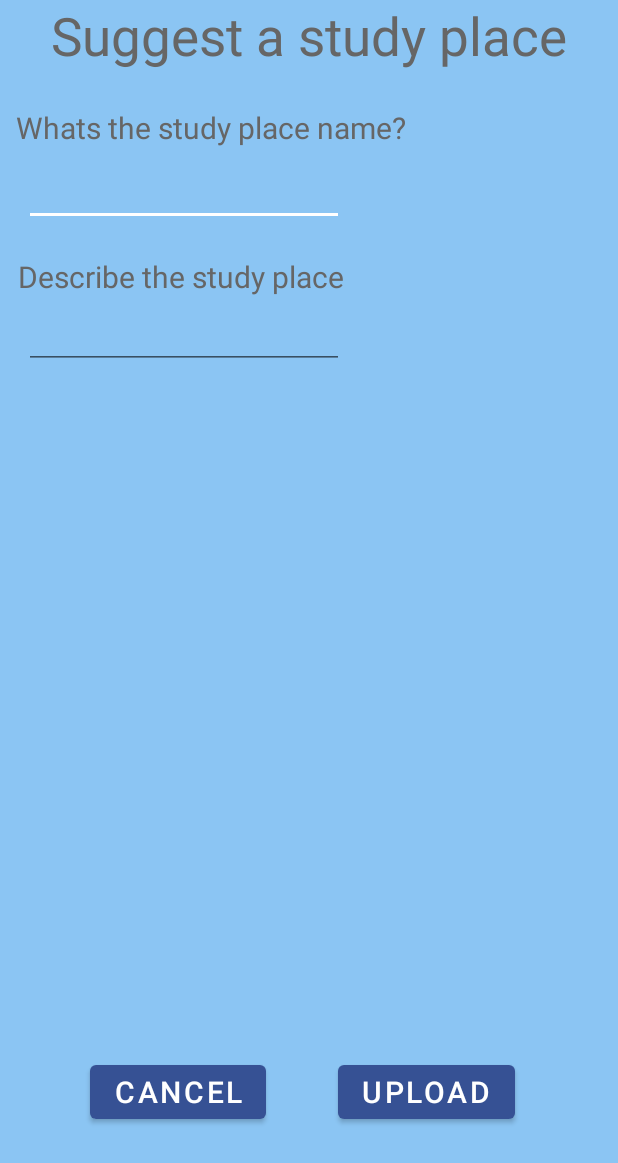
After one commit to Nuggetierer/MAD_Assignment, an Android app: the layout posts_upload.xml on its own in the app's theme, with its tools: preview values and no code run, on a phone screen of 412 x 824 dp. The commit adds this screen. Shown: the top 1163 px of the screen. Run offline under Robolectric (Android 15) with nearby library versions, the phone set to English and light mode, and no system bars.

Commit message:
upload posts basic stuff

```diff
--- /dev/null
+++ b/app/src/main/res/layout/posts_upload.xml
@@ -0,0 +1,98 @@
+<?xml version="1.0" encoding="utf-8"?>
+<androidx.constraintlayout.widget.ConstraintLayout xmlns:android="http://schemas.android.com/apk/res/android"
+    xmlns:app="http://schemas.android.com/apk/res-auto"
+    xmlns:tools="http://schemas.android.com/tools"
+    android:layout_width="match_parent"
+    android:layout_height="match_parent"
+    android:background="?colorPrimaryVariant">
+
+    <EditText
+        android:id="@+id/postAddTitle"
+        android:layout_width="wrap_content"
+        android:layout_height="wrap_content"
+        android:layout_marginTop="4dp"
+        android:ems="10"
+        android:inputType="text"
+        android:minHeight="48dp"
+        app:layout_constraintEnd_toEndOf="parent"
+        app:layout_constraintHorizontal_bias="0.079"
+        app:layout_constraintStart_toStartOf="parent"
+        app:layout_constraintTop_toBottomOf="@+id/nameStudyText"
+        tools:ignore="SpeakableTextPresentCheck" />
+
+    <TextView
+        android:id="@+id/nameStudyText"
+        android:layout_width="wrap_content"
+        android:layout_height="wrap_content"
+        android:layout_marginTop="24dp"
+        android:text="Whats the study place name?"
+        android:textColor="?colorOnSecondary"
+        android:textSize="20dp"
+        app:layout_constraintEnd_toEndOf="parent"
+        app:layout_constraintHorizontal_bias="0.069"
+        app:layout_constraintStart_toStartOf="parent"
+        app:layout_constraintTop_toBottomOf="@+id/uploadTitleText" />
+
+    <TextView
+        android:id="@+id/uploadTitleText"
+        android:layout_width="wrap_content"
+        android:layout_height="wrap_content"
+        android:text="Suggest a study place"
+        android:textColor="?colorOnSecondary"
+        android:textSize="35dp"
+        app:layout_constraintEnd_toEndOf="parent"
+        app:layout_constraintStart_toStartOf="parent"
+        app:layout_constraintTop_toTopOf="parent" />
+
+    <EditText
+        android:id="@+id/postAddCaption"
+        android:layout_width="wrap_content"
+        android:layout_height="wrap_content"
+        android:ems="10"
+        android:gravity="start|top"
+        android:inputType="textMultiLine"
+        android:minHeight="48dp"
+        app:layout_constraintEnd_toEndOf="parent"
+        app:layout_constraintHorizontal_bias="0.079"
+        app:layout_constraintStart_toStartOf="parent"
+        app:layout_constraintTop_toBottomOf="@+id/describeYourStudyText" />
+
+    <TextView
+        android:id="@+id/describeYourStudyText"
+        android:layout_width="wrap_content"
+        android:layout_height="wrap_content"
+        android:layout_marginTop="20dp"
+        android:text="Describe the study place"
+        android:textColor="?colorOnSecondary"
+        android:textSize="20dp"
+        app:layout_constraintEnd_toEndOf="parent"
+        app:layout_constraintHorizontal_bias="0.063"
+        app:layout_constraintStart_toStartOf="parent"
+        app:layout_constraintTop_toBottomOf="@+id/postAddTitle" />
+
+    <Button
+        android:id="@+id/postUploadButton"
+        android:layout_width="wrap_content"
+        android:layout_height="wrap_content"
+        android:layout_marginStart="10dp"
+        android:layout_marginBottom="72dp"
+        android:text="Upload"
+        android:textColor="?colorOnPrimary"
+        android:textSize="20dp"
+        app:layout_constraintBottom_toBottomOf="parent"
+        app:layout_constraintEnd_toEndOf="parent"
+        app:layout_constraintHorizontal_bias="0.356"
+        app:layout_constraintStart_toEndOf="@+id/postCancelButton" />
+
+    <Button
+        android:id="@+id/postCancelButton"
+        android:layout_width="wrap_content"
+        android:layout_height="wrap_content"
+        android:layout_marginStart="60dp"
+        android:layout_marginBottom="72dp"
+        android:text="CANCEL"
+        android:textColor="?colorOnPrimary"
+        android:textSize="20dp"
+        app:layout_constraintBottom_toBottomOf="parent"
+        app:layout_constraintStart_toStartOf="parent" />
+</androidx.constraintlayout.widget.ConstraintLayout>
```
Also changed, not shown: app/src/main/java/sg/edu/np/mad/mad_assignment/DBHandler.java (+0 -17 lines), app/src/main/java/sg/edu/np/mad/mad_assignment/Posts.java (+25 -0 lines), app/src/main/java/sg/edu/np/mad/mad_assignment/uploadPost.java (added, +57 -0 lines), app/src/main/res/layout/fragment_settings.xml (+26 -24 lines).
